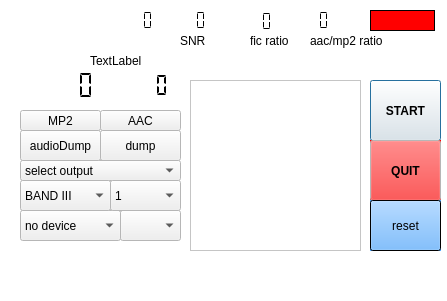
First picture: the form in sdrgui.ui, repository AlbrechtL/welle.io, before the edit.
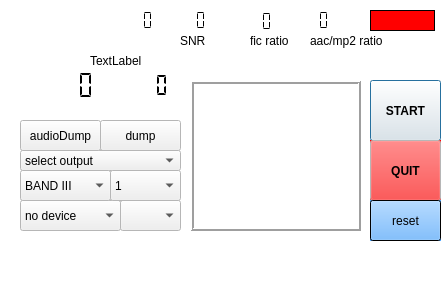
Second picture: the form after the edit.

Commit message: delete buttons mp2 and aac

```diff
--- a/sdrgui.ui
+++ b/sdrgui.ui
@@ -436,7 +436,7 @@
    <property name="geometry">
     <rect>
      <x>20</x>
-     <y>210</y>
+     <y>200</y>
      <width>101</width>
      <height>31</height>
     </rect>
@@ -463,9 +463,18 @@
      <x>190</x>
      <y>80</y>
      <width>171</width>
-     <height>171</height>
+     <height>151</height>
     </rect>
    </property>
+   <property name="frameShape">
+    <enum>QFrame::Box</enum>
+   </property>
+   <property name="frameShadow">
+    <enum>QFrame::Raised</enum>
+   </property>
+   <property name="lineWidth">
+    <number>2</number>
+   </property>
   </widget>
   <widget class="QLabel" name="ensembleName">
    <property name="geometry">
@@ -511,7 +520,7 @@
    <property name="geometry">
     <rect>
      <x>100</x>
-     <y>130</y>
+     <y>120</y>
      <width>81</width>
      <height>31</height>
     </rect>
@@ -620,7 +629,7 @@
    <property name="geometry">
     <rect>
      <x>20</x>
-     <y>160</y>
+     <y>150</y>
      <width>161</width>
      <height>21</height>
     </rect>
@@ -637,7 +646,7 @@
      <x>370</x>
      <y>200</y>
      <width>71</width>
-     <height>51</height>
+     <height>41</height>
     </rect>
    </property>
    <property name="palette">
@@ -765,7 +774,7 @@
    <property name="geometry">
     <rect>
      <x>20</x>
-     <y>130</y>
+     <y>120</y>
      <width>81</width>
      <height>31</height>
     </rect>
@@ -779,37 +788,11 @@
     <string>audioDump</string>
    </property>
   </widget>
-  <widget class="QPushButton" name="mp2fileButton">
-   <property name="geometry">
-    <rect>
-     <x>20</x>
-     <y>110</y>
-     <width>81</width>
-     <height>21</height>
-    </rect>
-   </property>
-   <property name="text">
-    <string>MP2</string>
-   </property>
-  </widget>
-  <widget class="QPushButton" name="aacfileButton">
-   <property name="geometry">
-    <rect>
-     <x>100</x>
-     <y>110</y>
-     <width>81</width>
-     <height>21</height>
-    </rect>
-   </property>
-   <property name="text">
-    <string>AAC</string>
-   </property>
-  </widget>
   <widget class="QComboBox" name="bandSelector">
    <property name="geometry">
     <rect>
      <x>20</x>
-     <y>180</y>
+     <y>170</y>
      <width>91</width>
      <height>31</height>
     </rect>
@@ -829,7 +812,7 @@
    <property name="geometry">
     <rect>
      <x>120</x>
-     <y>210</y>
+     <y>200</y>
      <width>61</width>
      <height>31</height>
     </rect>
@@ -839,7 +822,7 @@
    <property name="geometry">
     <rect>
      <x>110</x>
-     <y>180</y>
+     <y>170</y>
      <width>71</width>
      <height>31</height>
     </rect>
@@ -946,8 +929,8 @@
   <widget class="QLabel" name="dynamicLabel">
    <property name="geometry">
     <rect>
-     <x>30</x>
-     <y>260</y>
+     <x>10</x>
+     <y>250</y>
      <width>411</width>
      <height>31</height>
     </rect>
```
The commit also changes 18 other files.
